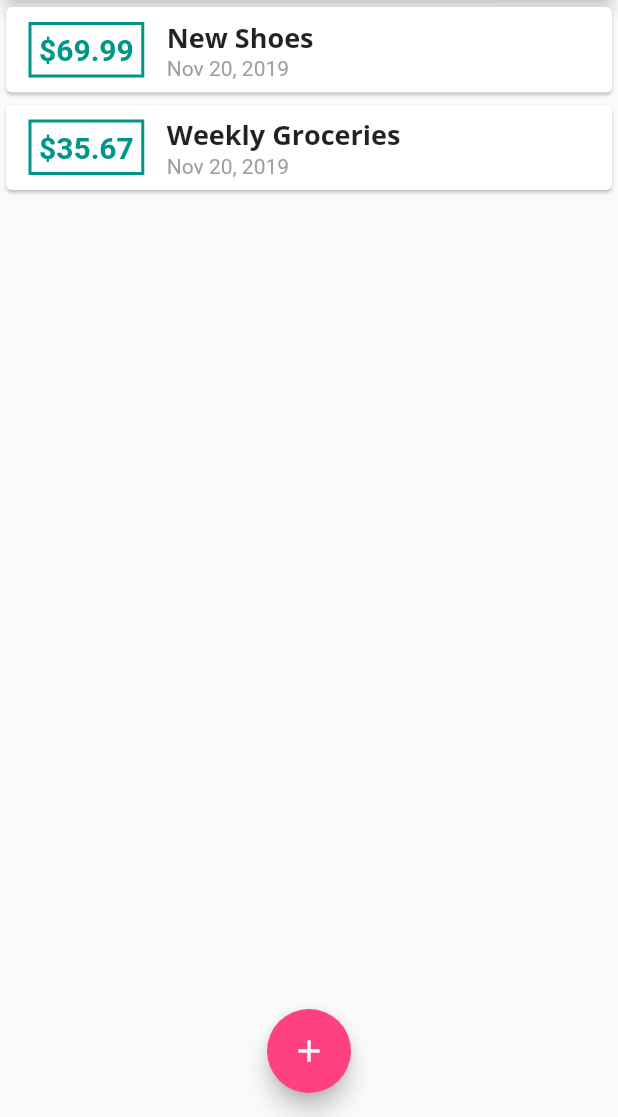
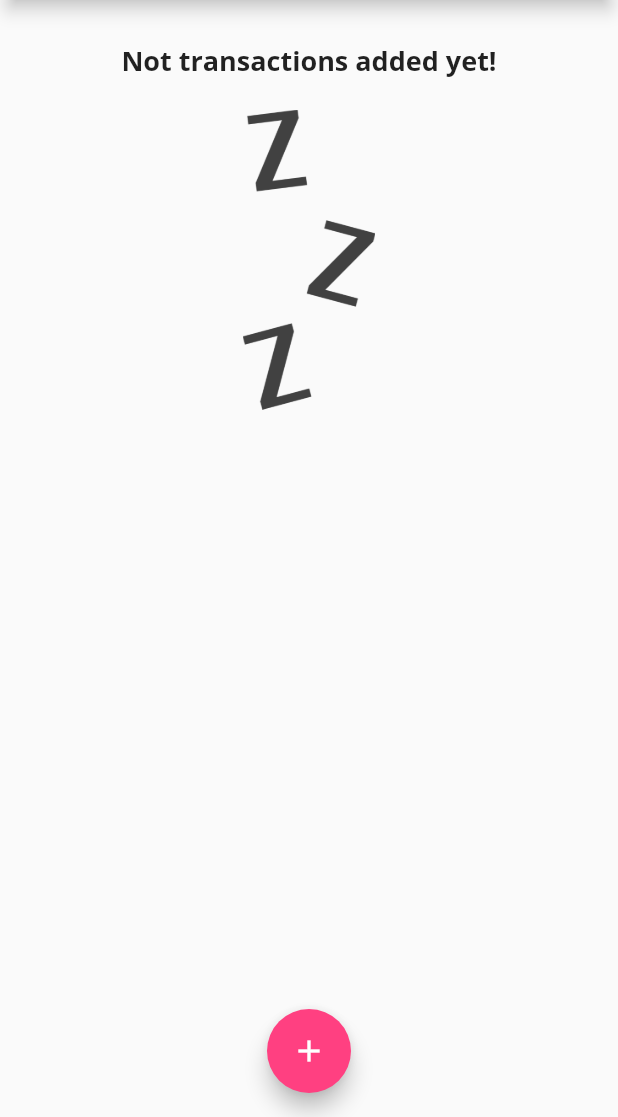
Before and after one commit to SpruceGabriela/expenses-app, a Flutter app: the screen it shows after launch, on a phone screen of 412 x 824 dp, the part 119-1236 px from its top. Run offline on Flutter 3.47's test engine with Material 2 defaults, Android fonts, the phone set to English and light mode, and no system bars.

Commit message:
add image in case of an empty list

```diff
--- a/lib/main.dart
+++ b/lib/main.dart
@@ -36,18 +36,18 @@ class Home extends StatefulWidget {
 
 class _HomeState extends State<Home> {
     final List<Transaction> _userTransactions = [
-      Transaction(
-        id: 't1',
-        title: 'New Shoes',
-        amount: 69.99,
-        date: DateTime.now(),
-      ),
-      Transaction(
-          id: 't2',
-          title: 'Weekly Groceries',
-          amount: 35.67,
-          date: DateTime.now()
-      ),
+      // Transaction(
+      //   id: 't1',
+      //   title: 'New Shoes',
+      //   amount: 69.99,
+      //   date: DateTime.now(),
+      // ),
+      // Transaction(
+      //     id: 't2',
+      //     title: 'Weekly Groceries',
+      //     amount: 35.67,
+      //     date: DateTime.now()
+      // ),
     ];
 
     void _addNewTransaction(String txTitle, double txAmount){
--- a/lib/widgets/transaction_list.dart
+++ b/lib/widgets/transaction_list.dart
@@ -2,16 +2,33 @@ import '../models/transaction.dart';
 import 'package:flutter/material.dart';
 import 'package:intl/intl.dart';
 
-class TransactionList extends StatelessWidget {
+class TransactionList extends StatefulWidget {
   final List<Transaction> transactions;
   TransactionList(this.transactions);
 
   @override
+  _TransactionListState createState() => _TransactionListState();
+}
+
+class _TransactionListState extends State<TransactionList> {
+  @override
   Widget build(BuildContext context) {
     return Container(
       height: 300,
-      child: ListView.builder(
-        itemCount: transactions.length,
+      child: widget.transactions.isEmpty
+      ? Column(
+        mainAxisAlignment: MainAxisAlignment.center,
+        children: <Widget>[
+          Text('Not transactions added yet!', style: Theme.of(context).textTheme.title),
+          SizedBox(height: 20,),
+          Container(
+            height: 200,
+            child: Image.asset('assets/images/image/waiting.png', fit: BoxFit.cover,)
+            ),
+        ],
+      )
+       : ListView.builder(
+        itemCount: widget.transactions.length,
         itemBuilder: (context, index){
           return Card(
             child: Row(
@@ -29,7 +46,7 @@ class TransactionList extends StatelessWidget {
                   vertical: 5,
                   horizontal: 5),
                 child: Text(
-                  '\$${transactions[index].amount.toStringAsFixed(2)}',
+                  '\$${widget.transactions[index].amount.toStringAsFixed(2)}',
                   style: TextStyle(
                     fontWeight: FontWeight.bold,
                     fontSize: 20,
@@ -41,11 +58,11 @@ class TransactionList extends StatelessWidget {
                   crossAxisAlignment: CrossAxisAlignment.start,
                   children: <Widget>[
                     Text(
-                    transactions[index].title,
+                    widget.transactions[index].title,
                     style: Theme.of(context).textTheme.title,
                     ),
                     Text(
-                    DateFormat.yMMMd().format(transactions[index].date),
+                    DateFormat.yMMMd().format(widget.transactions[index].date),
                     style: TextStyle(color: Colors.grey),
                     )
                   ],
--- a/pubspec.yaml
+++ b/pubspec.yaml
@@ -42,8 +42,8 @@ flutter:
   uses-material-design: true
 
   # To add assets to your application, add an assets section, like this:
-  # assets:
-  #  - images/a_dot_burr.jpeg
+  assets:
+  - assets/images/image/waiting.png
   #  - images/a_dot_ham.jpeg
 
   # An image asset can refer to one or more resolution-specific "variants", see
```
Also changed, not shown: assets/images/image/waiting.png (added).
